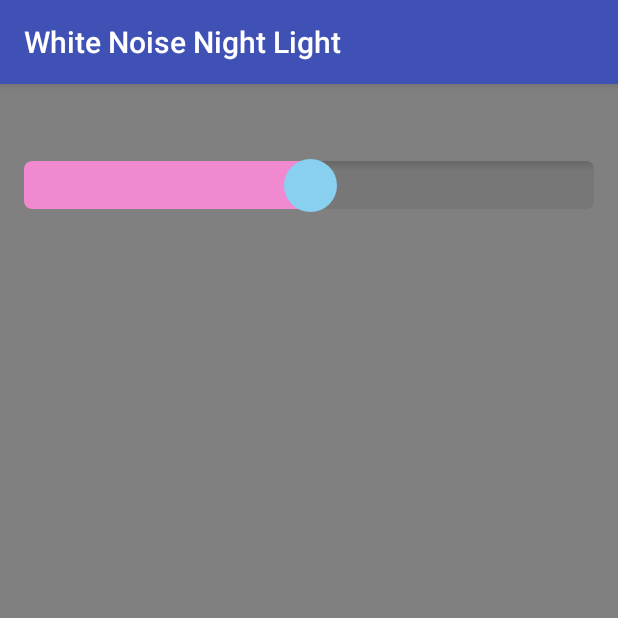
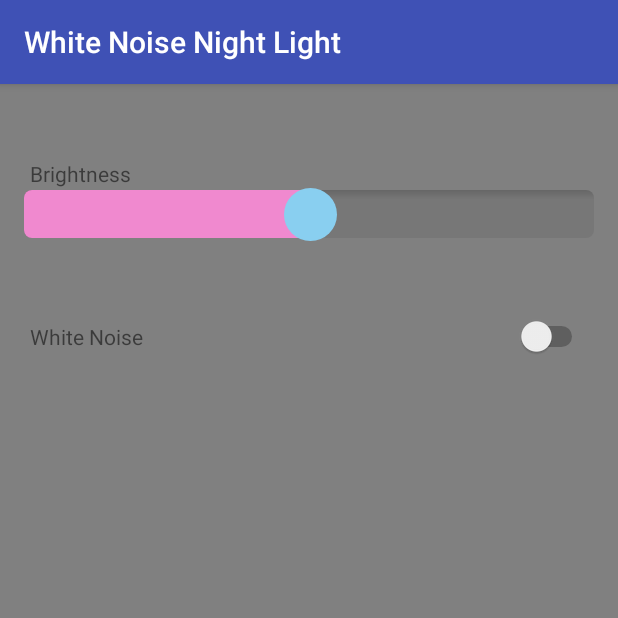
Before and after one commit to bobzurad/WhiteNoiseNightLight, an Android app: the screen it shows after launch (MainActivity), on a phone screen of 412 x 824 dp, the top half of it. Run offline under Robolectric (Android 15) with nearby library versions, the phone set to English and light mode, and no system bars.

Commit message:
white noise switch

```diff
--- a/Android/app/src/main/res/layout/activity_main.xml
+++ b/Android/app/src/main/res/layout/activity_main.xml
@@ -10,15 +10,13 @@
     android:background="@color/startingBackgroundColor"
     tools:context="net.zurad.bob.whitenoisenightlight.MainActivity">
 
-    <!--
-    <SeekBar
+    <TextView
         android:layout_width="match_parent"
         android:layout_height="wrap_content"
         android:layout_marginTop="50dp"
-        android:max="@integer/brightnessMax"
-        android:progress="@integer/defaultBrightness" />
-    -->
-
+        android:layout_marginLeft="20dp"
+        android:layout_marginStart="20dp"
+        android:text="Brightness" />
     <SeekBar
         android:id="@+id/seekBar"
         android:layout_width="match_parent"
@@ -28,7 +26,31 @@
         android:progressDrawable="@drawable/seekbar_style"
         android:thumb="@drawable/custom_thumb"
         android:splitTrack="false"
-        android:layout_marginTop="50dp"
         android:layout_gravity="center_vertical"/>
 
+    <LinearLayout
+        android:layout_width="match_parent"
+        android:layout_height="wrap_content"
+        android:orientation="horizontal"
+        android:layout_marginTop="50dp"
+        android:layout_marginLeft="20dp"
+        android:layout_marginRight="20dp"
+        android:layout_marginStart="20dp"
+        android:layout_marginEnd="20dp">
+        <TextView
+            android:layout_width="wrap_content"
+            android:layout_height="wrap_content"
+            android:layout_marginTop="4dp"
+            android:text="White Noise" />
+        <!-- this View pushes the Switch to the right -->
+        <View
+            android:layout_width="0dp"
+            android:layout_height="0dp"
+            android:layout_weight="1" />
+        <Switch
+            android:layout_width="wrap_content"
+            android:layout_height="wrap_content"
+            android:layout_gravity="end" />
+    </LinearLayout>
+
 </LinearLayout>
```
